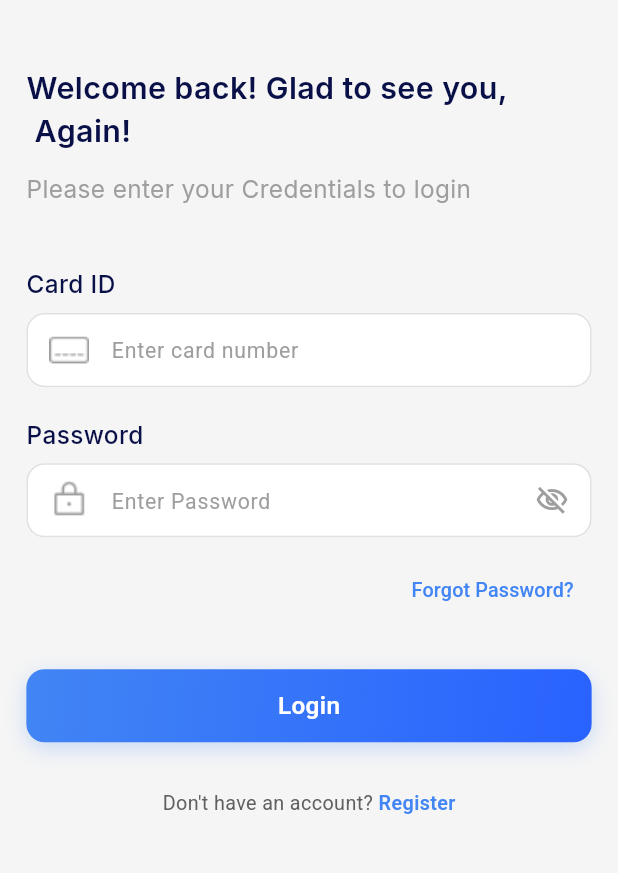
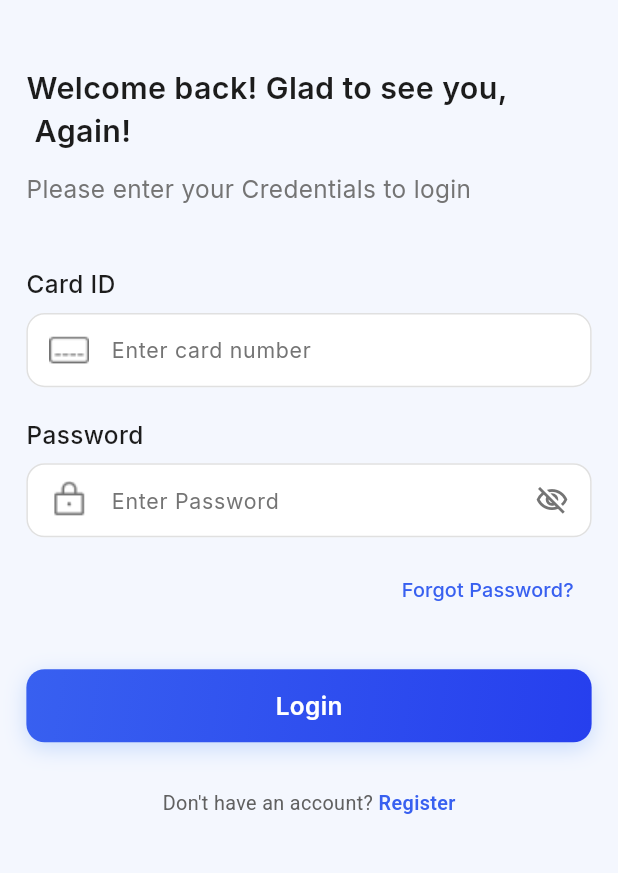
Before and after one commit to AbdelrahmanAhmed7/mci, a Flutter app: the screen it shows after launch, on a phone screen of 412 x 824 dp, the part 88-961 px from its top. Run offline on Flutter 3.47's test engine with Material 3 defaults, Android fonts, the phone set to English and light mode, and no system bars; our stand-ins replace cached_network_image, connectivity_plus, cupertino_ui, dio, easy_localization, firebase_analytics and 21 more; missing offline and left inert: in_app_update; accounts and stored records are empty; generated files the repository leaves out were written again; project files that could hold a hidden picture were left out.

Commit message:
chore: prepare revamp theme foundation

```diff
--- a/lib/core/theming/app_colors.dart
+++ b/lib/core/theming/app_colors.dart
@@ -1,11 +1,14 @@
 import 'package:material_ui/material_ui.dart';
+import 'package:mediconsult/core/theming/figma_colors.dart';
 
 class AppColors {
-  static const blackClr = Color(0xff090F47);
+  // Semantic aliases for the current Figma palette. Keep feature code on
+  // semantic names while the raw palette remains in FigmaColors.
+  static const blackClr = FigmaColors.neutral900;
   static const errorClr = Color(0xFFEA5D5D);
-  static const primaryClr = Color(0xFF4285F4);
-  static const backgroundClr = Color(0xFFF5F5F5);
-  static const splashScreenBackgroundClr = Color(0xFFEAF4FE);
+  static const primaryClr = FigmaColors.blue600;
+  static const backgroundClr = FigmaColors.blue25;
+  static const splashScreenBackgroundClr = FigmaColors.blue50;
 
   // Plan Colors (fallback only)
   static const goldPlanColor = Color(0xFFFFD700);
@@ -19,18 +22,18 @@ class AppColors {
   static const chronicMedicineTextColor = Color(0xFF9D4C6C);
 
   // White and other colors
-  static const whiteClr = Color(0xFFFFFFFF);
-  static const lightGreyClr = Color(0xFFF8F9FA);
-  static const greyClr = Color(0xFF9E9E9E);
-  static const blueClr = Color(0xFF0B51C1);
+  static const whiteClr = FigmaColors.white;
+  static const lightGreyClr = FigmaColors.neutral50;
+  static const greyClr = FigmaColors.neutral500;
+  static const blueClr = FigmaColors.blue600;
   static const successClr = Color(0xFF35BA83);
   static Color borderClr = greyClr.withValues(alpha: 0.5);
   static const greenClrW = Color(0xff347C28);
   static const blueClrW = Color(0xff083D91);
 
   // Enhanced gradient colors
-  static const primaryDarkClr = Color(0xFF2962FF);
-  static const primaryLightClr = Color(0xFF82B1FF);
+  static const primaryDarkClr = FigmaColors.blue700;
+  static const primaryLightClr = FigmaColors.blue300;
   static const secondaryClr = Color(0xFF6C63FF);
 
   // Semantic colors
@@ -75,11 +78,7 @@ class AppColors {
   );
 
   static const shimmerGradient = LinearGradient(
-    colors: [
-      Color(0xFFEEEEEE),
-      Color(0xFFF5F5F5),
-      Color(0xFFEEEEEE),
-    ],
+    colors: [Color(0xFFEEEEEE), Color(0xFFF5F5F5), Color(0xFFEEEEEE)],
     stops: [0.0, 0.5, 1.0],
     begin: Alignment(-1.0, -0.3),
     end: Alignment(1.0, 0.3),
--- /dev/null
+++ b/lib/core/theming/app_theme.dart
@@ -0,0 +1,60 @@
+import 'package:material_ui/material_ui.dart';
+import 'package:mediconsult/core/theming/app_colors.dart';
+import 'package:mediconsult/core/theming/font_manager.dart';
+
+/// Single source of truth for Material defaults during the UI revamp.
+/// Feature widgets can still opt into AppTextStyles while they migrate.
+abstract final class AppTheme {
+  static ThemeData light(BuildContext context) {
+    final textTheme = ThemeData.light().textTheme.apply(
+      fontFamily: FontManager.getFontFamily(context),
+      bodyColor: AppColors.blackClr,
+      displayColor: AppColors.blackClr,
+    );
+
+    return ThemeData(
+      useMaterial3: true,
+      scaffoldBackgroundColor: AppColors.backgroundClr,
+      colorScheme: ColorScheme.fromSeed(
+        seedColor: AppColors.primaryClr,
+        brightness: Brightness.light,
+        surface: AppColors.whiteClr,
+      ),
+      textTheme: textTheme,
+      appBarTheme: const AppBarTheme(
+        backgroundColor: AppColors.backgroundClr,
+        foregroundColor: AppColors.blackClr,
+        elevation: 0,
+        centerTitle: false,
+      ),
+      inputDecorationTheme: InputDecorationTheme(
+        filled: true,
+        fillColor: AppColors.whiteClr,
+        border: OutlineInputBorder(
+          borderRadius: BorderRadius.circular(12),
+          borderSide: BorderSide(color: AppColors.borderClr),
+        ),
+        enabledBorder: OutlineInputBorder(
+          borderRadius: BorderRadius.circular(12),
+          borderSide: BorderSide(color: AppColors.borderClr),
+        ),
+        focusedBorder: const OutlineInputBorder(
+          borderRadius: BorderRadius.all(Radius.circular(12)),
+          borderSide: BorderSide(color: AppColors.primaryClr, width: 1.5),
+        ),
+      ),
+      cardTheme: const CardThemeData(
+        color: AppColors.whiteClr,
+        elevation: 0,
+        margin: EdgeInsets.zero,
+      ),
+      bottomSheetTheme: const BottomSheetThemeData(
+        backgroundColor: AppColors.whiteClr,
+        surfaceTintColor: Colors.transparent,
+        shape: RoundedRectangleBorder(
+          borderRadius: BorderRadius.vertical(top: Radius.circular(24)),
+        ),
+      ),
+    );
+  }
+}
--- a/lib/mediconsult_app.dart
+++ b/lib/mediconsult_app.dart
@@ -3,6 +3,7 @@ import 'package:go_router/go_router.dart';
 import 'package:flutter_screenutil/flutter_screenutil.dart';
 import 'package:easy_localization/easy_localization.dart';
 import 'core/routing/app_router.dart';
+import 'core/theming/app_theme.dart';
 import 'package:mediconsult/core/widgets/offline_banner.dart';
 
 class MediConsultApp extends StatelessWidget {
@@ -18,6 +19,8 @@ class MediConsultApp extends StatelessWidget {
         debugShowCheckedModeBanner: false,
         routerConfig: AppRouter.router,
         title: 'MediConsult',
+        theme: AppTheme.light(context),
+        themeMode: ThemeMode.light,
         localizationsDelegates: context.localizationDelegates,
         supportedLocales: context.supportedLocales,
         locale: context.locale,
```
Also changed, not shown: pubspec.lock, 3 other files.
